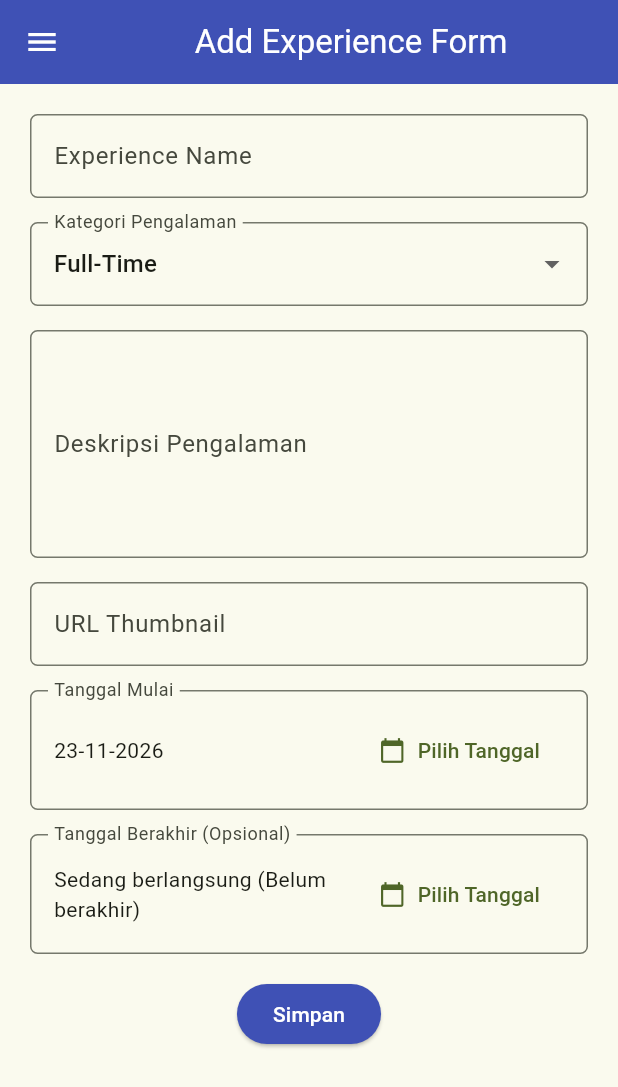
After one commit to V4row/myportofolio_mobile, a Flutter app: the ExperienceFormPage screen opened directly, on a phone screen of 412 x 824 dp. The commit adds this screen. Shown: the top 1087 px of the screen. Run offline on Flutter 3.47's test engine with Material 3 defaults, Android fonts, the phone set to English and light mode, and no system bars.

Commit message:
Tugas 8: Membuat form page untuk experience

```diff
--- /dev/null
+++ b/lib/screens/experience_form.dart
@@ -0,0 +1,327 @@
+import 'package:flutter/material.dart';
+import 'package:myportofolio_mobile/widgets/left_drawer.dart';
+
+class ExperienceFormPage extends StatefulWidget {
+  const ExperienceFormPage({super.key});
+
+  @override
+  State<ExperienceFormPage> createState() => _ExperienceFormPageState();
+}
+
+class _ExperienceFormPageState extends State<ExperienceFormPage> {
+  final _formKey = GlobalKey<FormState>();
+
+  String _title = "";
+  String _description = "";
+  String _category = "Full-Time";
+  String _thumbnail = "";
+  DateTime _startedAt = DateTime.now();
+  DateTime? _endedAt;
+
+  final List<String> _categories  = [
+    'Internship',
+    'Research',
+    'Volunteer',
+    'Part-Time',
+    'Full-Time',
+    'Freelance',
+  ];
+
+  Future<void> _selectStartDate(BuildContext context) async {
+    final DateTime? picked = await showDatePicker(
+      context: context,
+      initialDate: _startedAt,
+      firstDate: DateTime(2000),
+      lastDate: DateTime(2100),
+    );
+    if (picked != null && picked != _startedAt) {
+      setState(() {
+        _startedAt = picked;
+        if (_endedAt != null && _endedAt!.isBefore(_startedAt)) {
+          _endedAt = null;
+        }
+      });
+    }
+  }
+
+  Future<void> _selectEndDate(BuildContext context) async {
+    final DateTime? picked = await showDatePicker(
+      context: context,
+      initialDate: _endedAt ?? _startedAt,
+      firstDate: _startedAt,
+      lastDate: DateTime(2100),
+    );
+    if (picked != null && picked != _endedAt) {
+      setState(() {
+        _endedAt = picked;
+      });
+    }
+  }
+
+
+  String _formatDate(DateTime date) {
+    final String day = date.day.toString().padLeft(2, '0');
+    final String month = date.month.toString().padLeft(2, '0');
+    return "$day-$month-${date.year}";
+  }
+
+  @override
+  Widget build(BuildContext context) {
+    return Scaffold(
+            appBar: AppBar(
+              title: const Center(
+                child: Text('Add Experience Form'),
+              ),
+              backgroundColor: Colors.indigo,
+              foregroundColor: Colors.white,
+            ),
+            drawer: const LeftDrawer(),
+            body: Form(
+              key: _formKey,
+              child: SingleChildScrollView(
+                padding: const EdgeInsets.all(12.0),
+                child: Column(
+                  crossAxisAlignment: CrossAxisAlignment.start,
+                  children: [
+                    // === Title ===
+                    Padding(
+                      padding: const EdgeInsets.all(8.0),
+                      child: TextFormField(
+                        decoration: InputDecoration(
+                          hintText: "Experience Name",
+                          labelText: "Experience Name",
+                          border: OutlineInputBorder(
+                            borderRadius: BorderRadius.circular(5.0),
+                          ),
+                        ),
+                        onChanged: (String? value) {
+                          setState(() {
+                            _title = value ?? "";
+                          });
+                        },
+                        validator: (String? value) {
+                          if (value == null || value.trim().isEmpty) {
+                            return "Judul pengalaman tidak boleh kosong!";
+                          }
+                          if (value.trim().length > 255) {
+                            return "Judul pengalaman maksimal 255 karakter!";
+                          }
+                          return null;
+                        },
+                      ),
+                    ),
+
+                    // === Category ===
+                    Padding(
+                      padding: const EdgeInsets.all(8.0),
+                      child: DropdownButtonFormField<String>(
+                        decoration: InputDecoration(
+                          labelText: "Kategori Pengalaman",
+                          border: OutlineInputBorder(
+                            borderRadius: BorderRadius.circular(5.0),
+                          ),
+                        ),
+                        initialValue: _category,
+                        items: _categories
+                            .map((category) => DropdownMenuItem(
+                                  value: category,
+                                  child: Text(category),
+                                ))
+                            .toList(),
+                        onChanged: (String? newValue) {
+                          setState(() {
+                            _category = newValue!;
+                          });
+                        },
+                      ),
+                    ),
+
+                    // === Description ===
+                    Padding(
+                      padding: const EdgeInsets.all(8.0),
+                      child: TextFormField(
+                        maxLines: 5,
+                        decoration: InputDecoration(
+                          hintText: "Deskripsi Pengalaman",
+                          labelText: "Deskripsi Pengalaman",
+                          border: OutlineInputBorder(
+                            borderRadius: BorderRadius.circular(5.0),
+                          ),
+                        ),
+                        onChanged: (String? value) {
+                          setState(() {
+                            _description = value ?? "";
+                          });
+                        },
+                        validator: (String? value) {
+                          if (value == null || value.trim().isEmpty) {
+                            return "Deskripsi pengalaman tidak boleh kosong!";
+                          }
+                          return null;
+                        },
+                      ),
+                    ),
+
+                    // === Thumbnail ===
+                    Padding(
+                      padding: const EdgeInsets.all(8.0),
+                      child: TextFormField(
+                        keyboardType: TextInputType.url,
+                        decoration: InputDecoration(
+                          hintText: "https://... (Opsional)",
+                          labelText: "URL Thumbnail",
+                          border: OutlineInputBorder(
+                            borderRadius: BorderRadius.circular(5.0),
+                          ),
+                        ),
+                        onChanged: (String? value) {
+                          setState(() {
+                            _thumbnail = value ?? "";
+                          });
+                        },
+                        validator: (String? value) {
+                          if (value != null && value.trim().isNotEmpty) {
+                            if (!value.trim().startsWith('https://')) {
+                              return "Isi dengan https://...";
+                            }
+                          }
+                          return null;
+                        },
+                      ),
+                    ),
+                    // === Startef At ===
+                    Padding(
+                      padding: const EdgeInsets.all(8.0),
+                      child: InputDecorator(
+                        decoration: InputDecoration(
+                          labelText: "Tanggal Mulai",
+                          border: OutlineInputBorder(
+                            borderRadius: BorderRadius.circular(5.0),
+                          ),
+                        ),
+                        child: Row(
+                          mainAxisAlignment: MainAxisAlignment.spaceBetween,
+                          children: [
+                            Expanded(
+                              child: Text(
+                                _formatDate(_startedAt)
+                                ),
+                            ),
+                            TextButton.icon(
+                              onPressed: () => _selectStartDate(context),
+                              icon: const Icon(Icons.calendar_today),
+                              label: const Text("Pilih Tanggal"),
+                            ),
+                          ],
+                        ),
+                      ),
+                    ),
+
+                    // === Ended At ===
+                    Padding(
+                      padding: const EdgeInsets.all(8.0),
+                      child: InputDecorator(
+                        decoration: InputDecoration(
+                          labelText: "Tanggal Berakhir (Opsional)",
+                          border: OutlineInputBorder(
+                            borderRadius: BorderRadius.circular(5.0),
+                          ),
+                        ),
+                        child: Row(
+                          mainAxisAlignment: MainAxisAlignment.spaceBetween,
+                          children: [
+                            Expanded(
+                              child: Text(
+                                _endedAt == null
+                                    ? "Sedang berlangsung (Belum berakhir)"
+                                    : _formatDate(_endedAt!),
+                              ),
+                            ),
+                            if (_endedAt != null)
+                              IconButton(
+                                tooltip: "Hapus tanggal",
+                                icon: const Icon(Icons.clear),
+                                onPressed: () {
+                                  setState(() {
+                                    _endedAt = null;
+                                  });
+                                },
+                              ),
+                            TextButton.icon(
+                              onPressed: () => _selectEndDate(context),
+                              icon: const Icon(Icons.calendar_today),
+                              label: const Text("Pilih Tanggal"),
+                            ),
+                          ],
+                        ),
+                      ),
+                    ),
+                    // === Tombol Simpan ===
+                    Align(
+                      alignment: Alignment.bottomCenter,
+                      child: Padding(
+                        padding: const EdgeInsets.all(8.0),
+                        child: ElevatedButton(
+                          style: ButtonStyle(
+                            backgroundColor:
+                                WidgetStateProperty.all(Colors.indigo),
+                          ),
+                          onPressed: () {
+                            if (_formKey.currentState!.validate()) {
+                              showDialog(
+                                context: context,
+                                builder: (context) {
+                                  return AlertDialog(
+                                    title: const Text('Pengalaman berhasil ditambahkan!'),
+                                    content: SingleChildScrollView(
+                                      child: Column(
+                                        crossAxisAlignment: CrossAxisAlignment.start,
+                                        mainAxisSize: MainAxisSize.min,
+                                        children: [
+                                          Text('Judul: $_title'),
+                                          Text('Kategori: $_category'),
+                                          Text('Deskripsi: $_description'),
+                                          Text(
+                                            'Thumbnail: ${_thumbnail.trim().isEmpty ? "-" : _thumbnail.trim()}',
+                                          ),
+                                          Text(
+                                            'Tanggal Berakhir: ${_endedAt == null ? "Sedang berlangsung" : _formatDate(_endedAt!)}',
+                                          ),
+                                        ],
+                                      ),
+                                    ),
+                                    actions: [
+                                      TextButton(
+                                        child: const Text('OK'),
+                                        onPressed: () {
+                                          Navigator.pop(context);
+                                          _formKey.currentState!.reset();
+                                          setState(() {
+                                            _title = "";
+                                            _description = "";
+                                            _category = "Full-Time";
+                                            _thumbnail = "";
+                                            _endedAt = null;
+                                          });
+                                        },
+                                      ),
+                                    ],
+                                  );
+                                },
+                              );
+                            }
+                          },
+                          child: const Text(
+                            "Simpan",
+                            style: TextStyle(color: Colors.white),
+                          ),
+                        ),
+                      ),
+                    ),
+                  ],
+                ),
+              ),
+            ),
+          );
+  }
+}
--- a/lib/screens/menu.dart
+++ b/lib/screens/menu.dart
@@ -12,7 +12,8 @@ class MyHomePage extends StatelessWidget {
     final List<ItemHomepage> items = [
         ItemHomepage("Lihat Proyek", Icons.folder, Colors.indigo),
         ItemHomepage("Tambah Proyek", Icons.add_circle,Colors.indigoAccent),
-        ItemHomepage("Logout", Icons.logout, Colors.lightBlue),
+        ItemHomepage("Tambah Pengalaman", Icons.work, Colors.lightBlue),
+        ItemHomepage("Logout", Icons.logout, Colors.lightBlueAccent),
     ];
 
     @override
--- a/lib/screens/project_form.dart
+++ b/lib/screens/project_form.dart
@@ -50,8 +50,8 @@ class _ProjectFormPageState extends State<ProjectFormPage> {
                       padding: const EdgeInsets.all(8.0),
                       child: TextFormField(
                         decoration: InputDecoration(
-                          hintText: "Nama Proyek",
-                          labelText: "Nama Proyek",
+                          hintText: "Project Name",
+                          labelText: "Project Name",
                           border: OutlineInputBorder(
                             borderRadius: BorderRadius.circular(5.0),
                           ),
```
Also changed, not shown: lib/widgets/left_drawer.dart (+13 -0 lines), lib/widgets/project_card.dart (+10 -0 lines), 1 other file.
